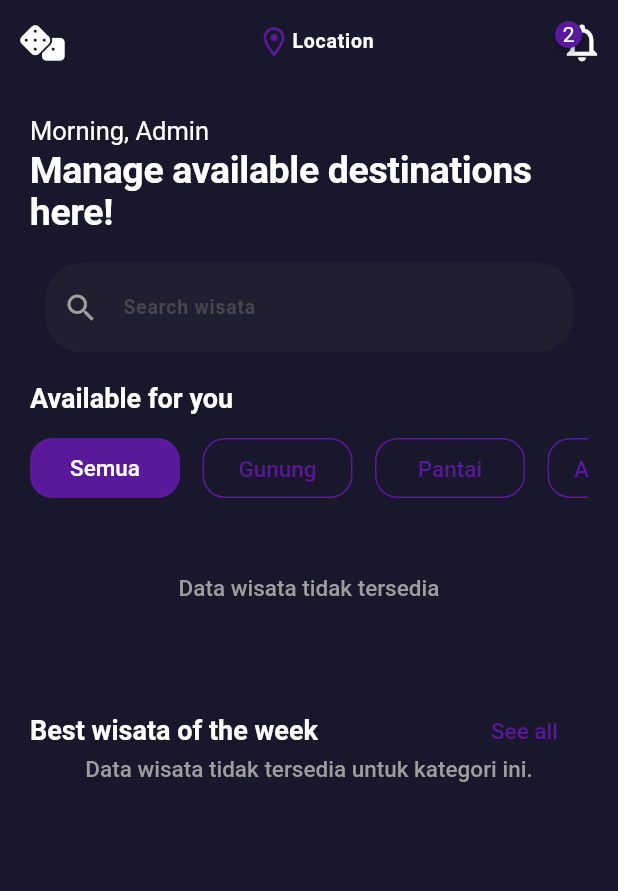
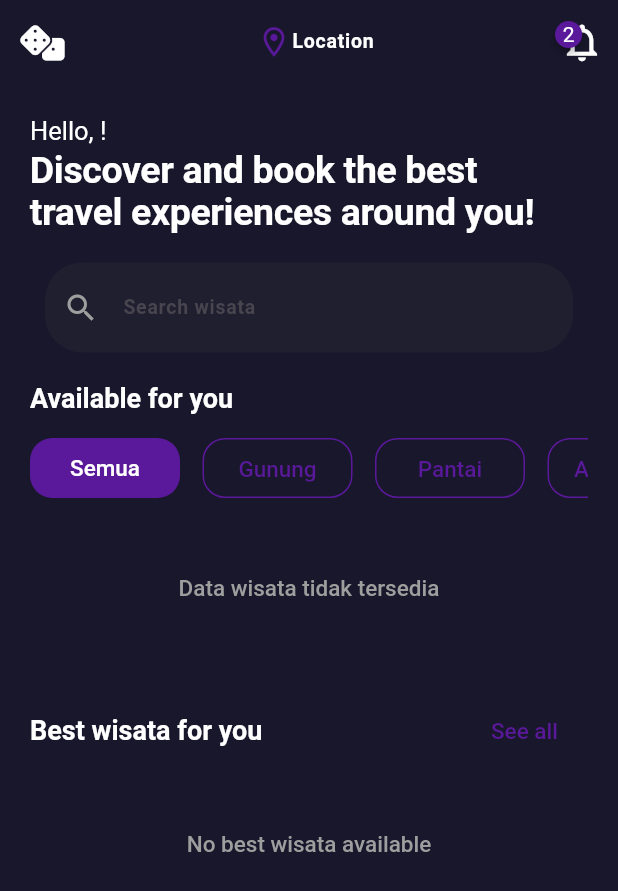
Before and after one commit to abdfqh27/Travelnest, a Flutter app: the WisataListAdminScreen screen opened directly, on a phone screen of 412 x 824 dp. Shown: the top 891 px of the screen. Run offline on Flutter 3.47's test engine with Material 3 defaults, Android fonts, the light colour scheme and no system bars; drawn by our look-alikes of badges; our stand-ins replace animated_splash_screen, cloud_firestore, equatable, firebase_auth, firebase_core, firebase_storage and 7 more; accounts and stored records are empty.

Commit message:
Memperbaiki CRUD

```diff
--- a/lib/src/presentation/screen/admin/wisata_list_admin_screen.dart
+++ b/lib/src/presentation/screen/admin/wisata_list_admin_screen.dart
@@ -1,15 +1,16 @@
-// src/presentation/screen/admin/wisata_list_admin_screen.dart
+// src/presentation/screen/Admin/wisata_list_Admin_screen.dart
 import 'package:badges/badges.dart';
 import 'package:flutter/material.dart' hide Badge;
 import 'package:provider/provider.dart';
 import 'package:font_awesome_flutter/font_awesome_flutter.dart';
 import 'package:wisata_app/core/app_color.dart';
 import 'package:wisata_app/core/app_extension.dart';
+import 'package:wisata_app/src/business_logic/provider/providers/auth_provider.dart';
+import 'package:wisata_app/src/business_logic/provider/theme/theme_provider.dart';
 import 'package:wisata_app/src/data/model/wisata.dart';
 import 'package:wisata_app/src/data/model/wisata_category.dart';
 import 'package:wisata_app/src/presentation/widget/wisata_list_view.dart';
 import 'package:wisata_app/src/business_logic/provider/wisata/wisata_provider.dart';
-import 'package:wisata_app/src/business_logic/provider/theme/theme_provider.dart';
 import 'package:wisata_app/src/business_logic/provider/category/category_provider.dart';
 
 class WisataListAdminScreen extends StatelessWidget {
@@ -25,7 +26,7 @@ class WisataListAdminScreen extends StatelessWidget {
         mainAxisAlignment: MainAxisAlignment.center,
         children: [
           const Icon(Icons.location_on_outlined, color: LightThemeColor.accent),
-          Text("Location", style: Theme.of(context).textTheme.bodyLarge)
+          Text("Location", style: Theme.of(context).textTheme.bodyLarge),
         ],
       ),
       actions: [
@@ -40,7 +41,7 @@ class WisataListAdminScreen extends StatelessWidget {
             position: BadgePosition.topStart(start: -3),
             child: const Icon(Icons.notifications_none, size: 30),
           ),
-        )
+        ),
       ],
     );
   }
@@ -58,55 +59,26 @@ class WisataListAdminScreen extends StatelessWidget {
     );
   }
 
-  Widget _categoryButtons(BuildContext context) {
-    final categories = context.watch<CategoryProvider>().categories;
-
-    return Padding(
-      padding: const EdgeInsets.only(top: 15),
-      child: SizedBox(
-        height: 40,
-        child: ListView.separated(
-          scrollDirection: Axis.horizontal,
-          itemCount: categories.length,
-          itemBuilder: (_, index) {
-            WisataCategory category = categories[index];
-            return GestureDetector(
-              onTap: () => context.read<CategoryProvider>().filterItemByCategory(category),
-              child: Container(
-                width: 100,
-                alignment: Alignment.center,
-                padding: const EdgeInsets.all(10),
-                decoration: BoxDecoration(
-                  color: category.isSelected ? LightThemeColor.accent : Colors.transparent,
-                  border: category.isSelected
-                      ? null
-                      : Border.all(color: LightThemeColor.accent),
-                  borderRadius: const BorderRadius.all(
-                    Radius.circular(15),
-                  ),
-                ),
-                child: Text(
-                  category.type.name.toCapital,
-                  style: Theme.of(context).textTheme.headlineMedium?.copyWith(
-                        color: category.isSelected
-                            ? Colors.white
-                            : LightThemeColor.accent,
-                      ),
-                ),
-              ),
-            );
-          },
-          separatorBuilder: (_, __) => const Padding(padding: EdgeInsets.only(right: 15)),
-        ),
-      ),
-    );
-  }
-
   @override
   Widget build(BuildContext context) {
-    final List<Wisata> wisataList = context.watch<WisataProvider>().state.wisataList;
-    final List<WisataCategory> categories = context.watch<CategoryProvider>().categories;
-    final List<Wisata> filteredWisata = context.watch<CategoryProvider>().filteredWisataList;
+    final List<Wisata> filteredWisata =
+        context.watch<CategoryProvider>().filteredWisataList;
+    final List<WisataCategory> categories =
+        context.watch<CategoryProvider>().categories;
+    // final List<Wisata> bestWisata =
+    //     context.read<WisataProvider>().getNewestWisata();
+
+    // Debugging: Pastikan data terbaru terpanggil
+    // print("Best Wisata List:");
+    // for (var wisata in bestWisata) {
+    //   print("Name: ${wisata.name}, Timestamp: ${wisata.timestamp.toDate()}");
+    // }
+
+    final authProvider = Provider.of<AuthProvider>(context);
+    final user = authProvider.user;
+
+    // Debugging print statement
+    print("Current User: ${user?.name}");
 
     return Scaffold(
       appBar: _appBar(context),
@@ -117,11 +89,11 @@ class WisataListAdminScreen extends StatelessWidget {
             crossAxisAlignment: CrossAxisAlignment.start,
             children: [
               Text(
-                "Morning, Admin",
+                "Hello, ${user?.name ?? 'Guest'}!",
                 style: Theme.of(context).textTheme.headlineSmall,
               ).fadeAnimation(0.2),
               Text(
-                "Manage available destinations here!",
+                "Discover and book the best \ntravel experiences around you!",
                 style: Theme.of(context).textTheme.displayLarge,
               ).fadeAnimation(0.4),
               _searchBar(),
@@ -130,7 +102,52 @@ class WisataListAdminScreen extends StatelessWidget {
                 style: Theme.of(context).textTheme.displaySmall,
               ),
               // Filter Button List
-              _categoryButtons(context),
+              Padding(
+                padding: const EdgeInsets.only(top: 15),
+                child: SizedBox(
+                  height: 40,
+                  child: ListView.separated(
+                    scrollDirection: Axis.horizontal,
+                    itemCount: categories.length,
+                    itemBuilder: (_, index) {
+                      WisataCategory category = categories[index];
+                      return GestureDetector(
+                        onTap: () => context
+                            .read<CategoryProvider>()
+                            .filterItemByCategory(category),
+                        child: Container(
+                          width: 100,
+                          alignment: Alignment.center,
+                          padding: const EdgeInsets.all(10),
+                          decoration: BoxDecoration(
+                            color: category.isSelected
+                                ? LightThemeColor.accent
+                                : Colors.transparent,
+                            borderRadius:
+                                const BorderRadius.all(Radius.circular(15)),
+                            border: category.isSelected
+                                ? null
+                                : Border.all(color: LightThemeColor.accent),
+                          ),
+                          child: Text(
+                            category.type.name.toCapital,
+                            style: Theme.of(context)
+                                .textTheme
+                                .headlineMedium
+                                ?.copyWith(
+                                  color: category.isSelected
+                                      ? Colors.white
+                                      : LightThemeColor.accent,
+                                ),
+                          ),
+                        ),
+                      );
+                    },
+                    separatorBuilder: (_, __) =>
+                        const Padding(padding: EdgeInsets.only(right: 15)),
+                  ),
+                ),
+              ),
               // Wisata List View
               filteredWisata.isEmpty
                   ? Padding(
@@ -138,7 +155,10 @@ class WisataListAdminScreen extends StatelessWidget {
                       child: Center(
                         child: Text(
                           "Data wisata tidak tersedia",
-                          style: Theme.of(context).textTheme.headlineMedium?.copyWith(
+                          style: Theme.of(context)
+                              .textTheme
+                              .headlineMedium
+                              ?.copyWith(
                                 color: Colors.grey,
                               ),
                         ),
@@ -146,7 +166,7 @@ class WisataListAdminScreen extends StatelessWidget {
                     )
                   : WisataListView(
                       wisatas: filteredWisata,
-                      isAdmin: true,
+                      isAdmin: false,
                     ),
               // Best Wisata Section
               Padding(
@@ -155,7 +175,7 @@ class WisataListAdminScreen extends StatelessWidget {
                   mainAxisAlignment: MainAxisAlignment.spaceBetween,
                   children: [
                     Text(
-                      "Best wisata of the week",
+                      "Best wisata for you",
                       style: Theme.of(context).textTheme.displaySmall,
                     ),
                     Padding(
@@ -165,16 +185,54 @@ class WisataListAdminScreen extends StatelessWidget {
                         style: Theme.of(context)
                             .textTheme
                             .headlineMedium
-                            ?.copyWith(color: LightThemeColor.accent),
+                            ?.copyWith(
+                              color: LightThemeColor.accent,
+                            ),
                       ),
                     ),
                   ],
                 ),
               ),
-              WisataListView(
-                wisatas: wisataList,
-                isReversedList: true,
-                isAdmin: true,
+              // Gunakan StreamBuilder untuk Best Wisata
+              StreamBuilder<List<Wisata>>(
+                stream: context.read<WisataProvider>().bestWisataStream,
+                builder: (context, snapshot) {
+                  if (snapshot.connectionState == ConnectionState.waiting) {
+                    return const Center(
+                      child: CircularProgressIndicator(),
+                    );
+                  }
+                  if (snapshot.hasError) {
+                    return Center(
+                      child: Text(
+                        "Failed to load best wisata!",
+                        style: Theme.of(context)
+                            .textTheme
+                            .headlineMedium
+                            ?.copyWith(color: Colors.red),
+                      ),
+                    );
+                  }
+                  final bestWisata = snapshot.data ?? [];
+                  if (bestWisata.isEmpty) {
+                    return Padding(
+                      padding: const EdgeInsets.symmetric(vertical: 50),
+                      child: Center(
+                        child: Text(
+                          "No best wisata available",
+                          style: Theme.of(context)
+                              .textTheme
+                              .headlineMedium
+                              ?.copyWith(color: Colors.grey),
+                        ),
+                      ),
+                    );
+                  }
+                  return WisataListView(
+                    wisatas: bestWisata,
+                    isAdmin: true,
+                  );
+                },
               ),
             ],
           ),
```
Also changed, not shown: lib/src/business_logic/provider/category/category_provider.dart (+41 -36 lines), lib/src/business_logic/provider/wisata/wisata_provider.dart (+105 -76 lines), lib/src/presentation/screen/admin/wisata_detail_screen_admin.dart (+107 -95 lines).
